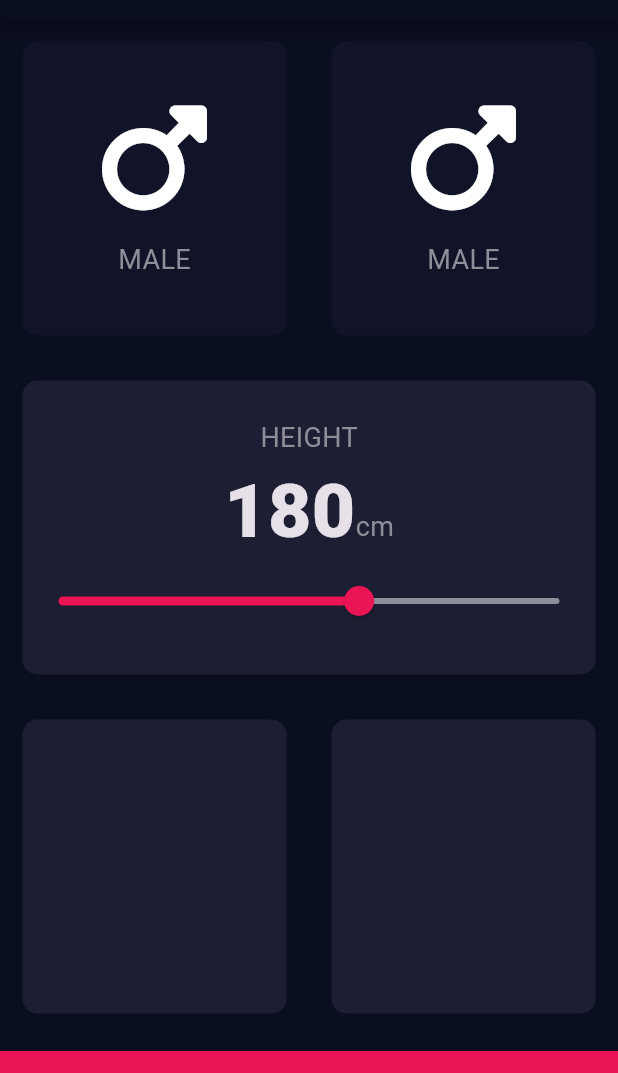
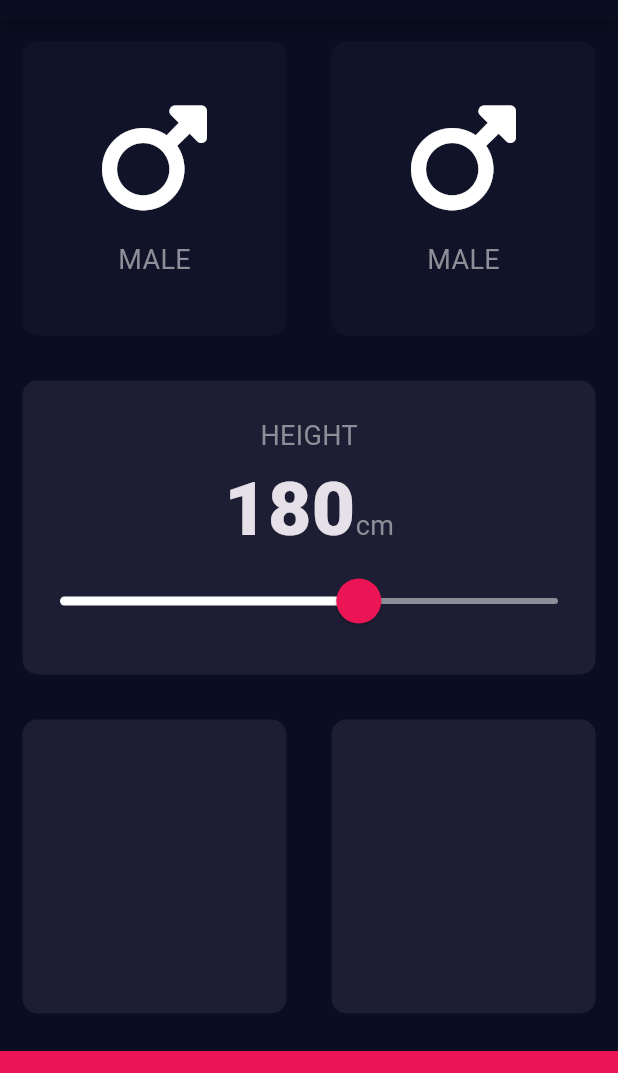
Before and after one commit to Adnan25z/bmi_calculator_flutter, a Flutter app: the screen it shows after launch, on a phone screen of 412 x 824 dp, the part 65-1138 px from its top. Run offline on Flutter 3.47's test engine with Material 3 defaults, Android fonts, the phone set to English and light mode, and no system bars; our stand-ins replace font_awesome_flutter.

Commit message:
Added slider widget theme using SliderTheme

```diff
--- a/lib/input_page.dart
+++ b/lib/input_page.dart
@@ -81,17 +81,25 @@ class _InputPageState extends State<InputPage> {
                       ),
                     ],
                   ),
-                  Slider(
+                  SliderTheme(
+                    data: SliderTheme.of(context).copyWith(
+                      inactiveTrackColor: Color(0xFF8D8E98),
+                      activeTrackColor: Colors.white,
+                      thumbColor: Color(0xFFEB1555),
+                      overlayColor: Color(0x29EB1555),
+                      thumbShape: RoundSliderThumbShape(enabledThumbRadius: 15.0),
+                      overlayShape: RoundSliderOverlayShape(overlayRadius: 25.0),
+                    ),
+                    child: Slider(
                       value: height.toDouble(),
                       min: 120.0,
                       max: 220.0,
-                    activeColor: Color(0xFFEB1555),
-                    inactiveColor: Color(0xFF8D8E98),
                       onChanged: (double newValue){
                         setState(() {
                           height = newValue.round();
                         });
                       },
+                    ),
                   ),
                 ],
               ),
```
Lines whose indentation alone changed are shown as unchanged.
